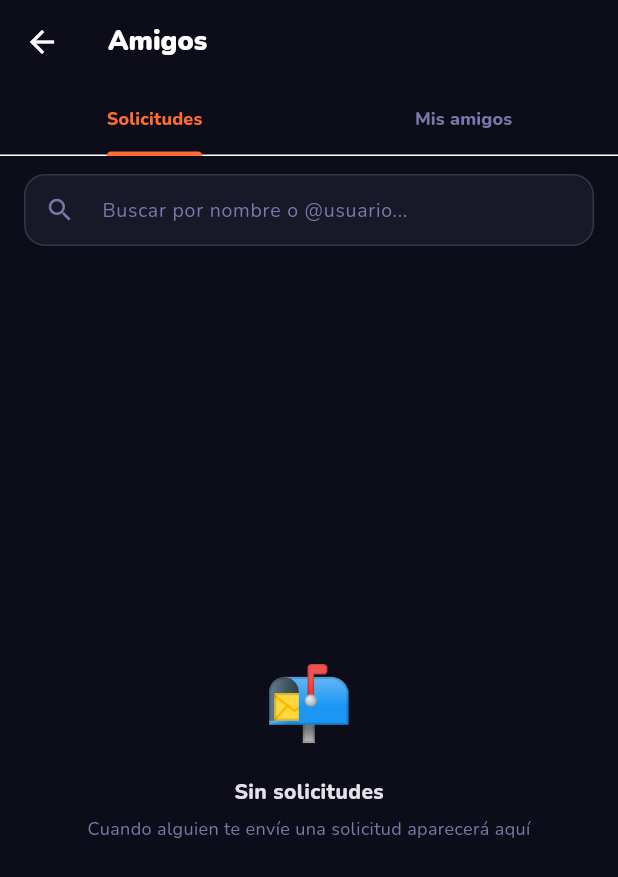
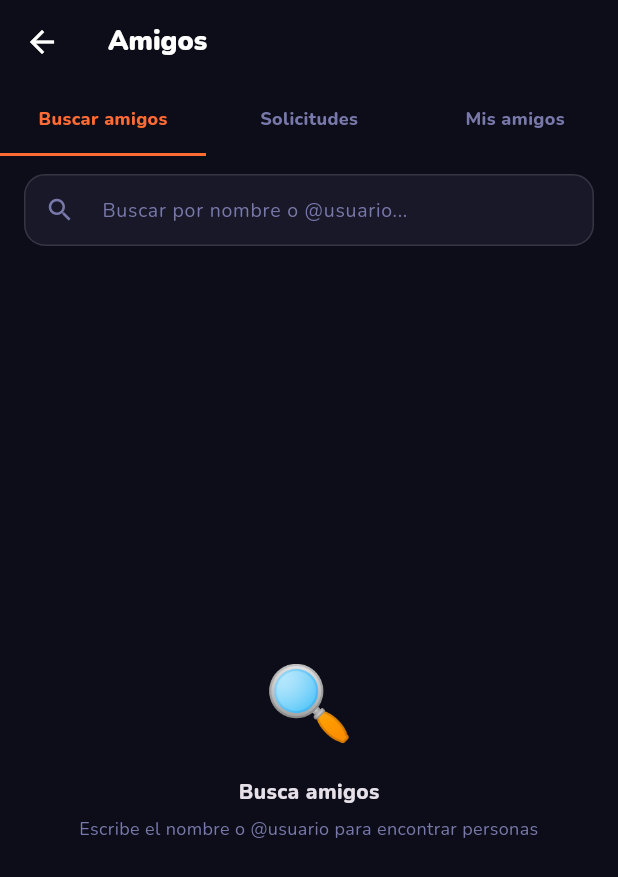
Before and after one commit to PILLIMUE-17/RetoMap_App, a Flutter app: the BuscarAmigosScreen screen opened directly, on a phone screen of 412 x 824 dp. Shown: the top 877 px of the screen. Run offline on Flutter 3.47's test engine with Material 3 defaults, Android fonts, the phone set to English and light mode, and no system bars; our stand-ins replace flutter_map, geolocator, google_fonts, image_picker, latlong2, share_plus and 1 more; accounts and stored records are empty; network calls fail.

Commit message:
Fix GPU artifacts + restore 3-tab nav in BuscarAmigos
- Disable Impeller in AndroidManifest (fixes diagonal GPU rendering
  artifacts on Android emulators that lack proper Vulkan support)
- Restore original 3-tab layout: Buscar amigos / Solicitudes / Mis amigos
- Replace TabController+TabBarView with custom _TabBtn + IndexedStack
  (no animation = no compositing-layer artifacts on tab switch)

Co-Authored-By: Claude Sonnet 4.6 <noreply@anthropic.com>

```diff
--- a/lib/screens/buscar_amigos_screen.dart
+++ b/lib/screens/buscar_amigos_screen.dart
@@ -9,44 +9,52 @@ class BuscarAmigosScreen extends StatefulWidget {
   State<BuscarAmigosScreen> createState() => _BuscarAmigosScreenState();
 }
 
-class _BuscarAmigosScreenState extends State<BuscarAmigosScreen>
-    with SingleTickerProviderStateMixin {
-  late TabController _tabCtrl;
+class _BuscarAmigosScreenState extends State<BuscarAmigosScreen> {
+  int _tabActual = 0; // 0=Buscar, 1=Solicitudes, 2=Amigos
+
+  // ── Búsqueda ──────────────────────────────────────────
   final _busquedaCtrl = TextEditingController();
-
-  // Búsqueda
+  final _focusBusqueda = FocusNode();
   List<Map<String, dynamic>> _resultados = [];
   bool _buscando = false;
   bool _busquedaActiva = false;
   Timer? _debounce;
 
-  // Solicitudes pendientes
+  // ── Solicitudes pendientes ─────────────────────────────
   List<Map<String, dynamic>> _pendientes = [];
   bool _cargandoPendientes = true;
 
-  // Mis amigos
+  // ── Mis amigos ─────────────────────────────────────────
   List<Map<String, dynamic>> _amigos = [];
   bool _cargandoAmigos = true;
 
-  // Estado de solicitudes enviadas por mí
+  // ── Estado solicitudes enviadas ───────────────────────
   final Map<int, String> _estadoSolicitud = {};
 
   @override
   void initState() {
     super.initState();
-    _tabCtrl = TabController(length: 2, vsync: this);
     _cargarPendientes();
     _cargarAmigos();
   }
 
   @override
   void dispose() {
-    _tabCtrl.dispose();
     _busquedaCtrl.dispose();
+    _focusBusqueda.dispose();
     _debounce?.cancel();
     super.dispose();
   }
 
+  void _cambiarTab(int idx) {
+    if (idx != 0) {
+      // Al salir de Buscar, cierra el teclado limpiamente
+      _focusBusqueda.unfocus();
+    }
+    setState(() => _tabActual = idx);
+  }
+
+  // ── Carga de datos ────────────────────────────────────
   Future<void> _cargarPendientes() async {
     final resp = await ApiService.get('/amistades/pendientes');
     if (!mounted) return;
@@ -65,12 +73,13 @@ class _BuscarAmigosScreenState extends State<BuscarAmigosScreen>
     setState(() {
       _cargandoAmigos = false;
       if (resp.ok && resp.data != null) {
-        _amigos = (resp.data['amigos'] as List? ?? [])
-            .cast<Map<String, dynamic>>();
+        _amigos =
+            (resp.data['amigos'] as List? ?? []).cast<Map<String, dynamic>>();
       }
     });
   }
 
+  // ── Búsqueda con debounce ─────────────────────────────
   void _onBusquedaChanged(String texto) {
     _debounce?.cancel();
     if (texto.trim().isEmpty) {
@@ -104,10 +113,10 @@ class _BuscarAmigosScreenState extends State<BuscarAmigosScreen>
     });
   }
 
+  // ── Acciones de amistad ───────────────────────────────
   Future<void> _solicitar(int userId) async {
     setState(() => _estadoSolicitud[userId] = 'enviando');
-    final resp =
-        await ApiService.post('/amistades/solicitar/$userId', {});
+    final resp = await ApiService.post('/amistades/solicitar/$userId', {});
     if (!mounted) return;
     setState(() => _estadoSolicitud[userId] = resp.ok ? 'enviada' : 'error');
     if (!resp.ok) {
@@ -118,8 +127,7 @@ class _BuscarAmigosScreenState extends State<BuscarAmigosScreen>
   }
 
   Future<void> _aceptar(int amistadId) async {
-    final resp =
-        await ApiService.put('/amistades/$amistadId/aceptar', {});
+    final resp = await ApiService.put('/amistades/$amistadId/aceptar', {});
     if (!mounted) return;
     if (resp.ok) {
       _snack('¡Ahora son amigos!');
@@ -148,6 +156,7 @@ class _BuscarAmigosScreenState extends State<BuscarAmigosScreen>
     ));
   }
 
+  // ── UI ────────────────────────────────────────────────
   @override
   Widget build(BuildContext context) {
     final pendCount = _pendientes.length;
@@ -159,65 +168,65 @@ class _BuscarAmigosScreenState extends State<BuscarAmigosScreen>
         elevation: 0,
         title: const Text('Amigos',
             style: TextStyle(fontSize: 18, fontWeight: FontWeight.w900)),
-        bottom: _busquedaActiva
-            ? null
-            : TabBar(
-                controller: _tabCtrl,
-                indicatorColor: const Color(0xFFFF6B35),
-                labelColor: const Color(0xFFFF6B35),
-                unselectedLabelColor: const Color(0xFF7878AA),
-                labelStyle: const TextStyle(
-                    fontSize: 12, fontWeight: FontWeight.w800),
-                tabs: [
-                  Tab(
-                    child: Row(
-                        mainAxisSize: MainAxisSize.min,
-                        children: [
-                          const Text('Solicitudes'),
-                          if (pendCount > 0) ...[
-                            const SizedBox(width: 5),
-                            Container(
-                              padding: const EdgeInsets.symmetric(
-                                  horizontal: 6, vertical: 2),
-                              decoration: BoxDecoration(
-                                color: const Color(0xFFFF4D4D),
-                                borderRadius: BorderRadius.circular(10),
-                              ),
-                              child: Text('$pendCount',
-                                  style: const TextStyle(
-                                      fontSize: 9,
-                                      fontWeight: FontWeight.w900,
-                                      color: Colors.white)),
-                            ),
-                          ],
+        // ── Tabs personalizados (sin TabController) ──────
+        bottom: PreferredSize(
+          preferredSize: const Size.fromHeight(48),
+          child: Container(
+            color: const Color(0xFF0D0D1A),
+            child: Row(children: [
+              _TabBtn(
+                  label: 'Buscar amigos',
+                  activo: _tabActual == 0,
+                  onTap: () => _cambiarTab(0)),
+              _TabBtn(
+                  label: 'Solicitudes',
+                  activo: _tabActual == 1,
+                  badge: pendCount > 0 ? pendCount : null,
+                  onTap: () => _cambiarTab(1)),
+              _TabBtn(
+                  label: 'Mis amigos',
+                  activo: _tabActual == 2,
+                  onTap: () => _cambiarTab(2)),
             ]),
           ),
-                  const Tab(text: 'Mis amigos'),
+        ),
+      ),
+      // ── Contenido por IndexedStack (sin animación) ────
+      body: IndexedStack(
+        index: _tabActual,
+        children: [
+          _buildBuscar(),
+          _buildSolicitudes(),
+          _buildAmigos(),
         ],
       ),
-      ),
-      body: Column(children: [
-        // ── Barra de búsqueda siempre visible ──────────
+    );
+  }
+
+  // ── Tab 0: Buscar amigos ──────────────────────────────
+  Widget _buildBuscar() {
+    return Column(children: [
       Padding(
         padding: const EdgeInsets.fromLTRB(16, 12, 16, 8),
         child: TextField(
           controller: _busquedaCtrl,
+          focusNode: _focusBusqueda,
           onChanged: _onBusquedaChanged,
           textInputAction: TextInputAction.search,
           style: const TextStyle(color: Colors.white, fontSize: 14),
           decoration: InputDecoration(
             hintText: 'Buscar por nombre o @usuario...',
-              hintStyle: const TextStyle(
-                  color: Color(0xFF7878AA), fontSize: 13),
-              prefixIcon: const Icon(Icons.search,
-                  color: Color(0xFF7878AA), size: 20),
+            hintStyle:
+                const TextStyle(color: Color(0xFF7878AA), fontSize: 13),
+            prefixIcon:
+                const Icon(Icons.search, color: Color(0xFF7878AA), size: 20),
             suffixIcon: _busquedaCtrl.text.isNotEmpty
                 ? IconButton(
                     icon: const Icon(Icons.close,
                         color: Color(0xFF7878AA), size: 18),
                     onPressed: () {
                       _busquedaCtrl.clear();
-                        FocusScope.of(context).unfocus();
+                      _focusBusqueda.unfocus();
                       setState(() {
                         _resultados = [];
                         _busquedaActiva = false;
@@ -228,43 +237,33 @@ class _BuscarAmigosScreenState extends State<BuscarAmigosScreen>
                 : null,
             filled: true,
             fillColor: const Color(0xFF181828),
-              contentPadding: const EdgeInsets.symmetric(
-                  vertical: 12, horizontal: 14),
+            contentPadding:
+                const EdgeInsets.symmetric(vertical: 12, horizontal: 14),
             border: OutlineInputBorder(
                 borderRadius: BorderRadius.circular(14),
-                  borderSide:
-                      const BorderSide(color: Color(0x20FFFFFF))),
+                borderSide: const BorderSide(color: Color(0x20FFFFFF))),
             enabledBorder: OutlineInputBorder(
                 borderRadius: BorderRadius.circular(14),
-                  borderSide:
-                      const BorderSide(color: Color(0x20FFFFFF))),
+                borderSide: const BorderSide(color: Color(0x20FFFFFF))),
             focusedBorder: OutlineInputBorder(
                 borderRadius: BorderRadius.circular(14),
-                  borderSide: const BorderSide(
-                      color: Color(0xFFFF6B35), width: 1.5)),
+                borderSide:
+                    const BorderSide(color: Color(0xFFFF6B35), width: 1.5)),
           ),
         ),
       ),
+      Expanded(child: _buildResultadosBusqueda()),
+    ]);
+  }
 
-        // ── Contenido: resultados O tabs ───────────────
-        Expanded(
-          child: _busquedaActiva
-              ? _buildResultados()
-              : TabBarView(
-                  controller: _tabCtrl,
-                  physics: const NeverScrollableScrollPhysics(),
-                  children: [
-                    _buildSolicitudes(),
-                    _buildAmigos(),
-                  ],
-                ),
-        ),
-      ]),
+  Widget _buildResultadosBusqueda() {
+    if (!_busquedaActiva) {
+      return const _EstadoVacio(
+        emoji: '🔍',
+        titulo: 'Busca amigos',
+        subtitulo: 'Escribe el nombre o @usuario para encontrar personas',
       );
     }
-
-  // ── Resultados de búsqueda ──────────────────────────
-  Widget _buildResultados() {
     if (_buscando) {
       return const Center(
           child: CircularProgressIndicator(
@@ -272,7 +271,7 @@ class _BuscarAmigosScreenState extends State<BuscarAmigosScreen>
     }
     if (_resultados.isEmpty) {
       return const _EstadoVacio(
-        emoji: '🔍',
+        emoji: '😕',
         titulo: 'Sin resultados',
         subtitulo: 'No encontramos usuarios con ese nombre o @usuario',
       );
@@ -292,7 +291,7 @@ class _BuscarAmigosScreenState extends State<BuscarAmigosScreen>
     );
   }
 
-  // ── Tab Solicitudes ─────────────────────────────────
+  // ── Tab 1: Solicitudes ────────────────────────────────
   Widget _buildSolicitudes() {
     if (_cargandoPendientes) {
       return const Center(
@@ -316,12 +315,10 @@ class _BuscarAmigosScreenState extends State<BuscarAmigosScreen>
         itemBuilder: (_, i) {
           final s = _pendientes[i];
           final amistadId = (s['id'] as num?)?.toInt() ?? 0;
-          final user =
-              s['solicitante'] as Map<String, dynamic>? ?? {};
+          final user = s['solicitante'] as Map<String, dynamic>? ?? {};
           final nombre = user['nombre'] as String? ?? 'Usuario';
           final username = user['username'] as String? ?? '';
           final ciudad = user['ciudad'] as String? ?? '';
-          final ini = _iniciales(nombre);
 
           return Container(
             margin: const EdgeInsets.only(bottom: 10),
@@ -332,7 +329,7 @@ class _BuscarAmigosScreenState extends State<BuscarAmigosScreen>
               border: Border.all(color: const Color(0x14FFFFFF)),
             ),
             child: Row(children: [
-              _Avatar(iniciales: ini, size: 44),
+              _Avatar(iniciales: _iniciales(nombre), size: 44),
               const SizedBox(width: 10),
               Expanded(
                 child: Column(
@@ -340,13 +337,11 @@ class _BuscarAmigosScreenState extends State<BuscarAmigosScreen>
                     children: [
                       Text(nombre,
                           style: const TextStyle(
-                              fontSize: 13,
-                              fontWeight: FontWeight.w700)),
+                              fontSize: 13, fontWeight: FontWeight.w700)),
                       Text(
                           '@$username${ciudad.isNotEmpty ? '  ·  $ciudad' : ''}',
                           style: const TextStyle(
-                              fontSize: 11,
-                              color: Color(0xFF7878AA))),
+                              fontSize: 11, color: Color(0xFF7878AA))),
                     ]),
               ),
               Row(children: [
@@ -358,8 +353,7 @@ class _BuscarAmigosScreenState extends State<BuscarAmigosScreen>
                     decoration: BoxDecoration(
                       color: const Color(0x15FF4D4D),
                       borderRadius: BorderRadius.circular(10),
-                      border: Border.all(
-                          color: const Color(0x40FF4D4D)),
+                      border: Border.all(color: const Color(0x40FF4D4D)),
                     ),
                     child: const Text('Rechazar',
                         style: TextStyle(
@@ -375,10 +369,8 @@ class _BuscarAmigosScreenState extends State<BuscarAmigosScreen>
                     padding: const EdgeInsets.symmetric(
                         horizontal: 10, vertical: 6),
                     decoration: BoxDecoration(
-                      gradient: const LinearGradient(colors: [
-                        Color(0xFFFF6B35),
-                        Color(0xFFFF4D88)
-                      ]),
+                      gradient: const LinearGradient(
+                          colors: [Color(0xFFFF6B35), Color(0xFFFF4D88)]),
                       borderRadius: BorderRadius.circular(10),
                     ),
                     child: const Text('Aceptar',
@@ -396,7 +388,7 @@ class _BuscarAmigosScreenState extends State<BuscarAmigosScreen>
     );
   }
 
-  // ── Tab Mis amigos ──────────────────────────────────
+  // ── Tab 2: Mis amigos ─────────────────────────────────
   Widget _buildAmigos() {
     if (_cargandoAmigos) {
       return const Center(
@@ -407,7 +399,7 @@ class _BuscarAmigosScreenState extends State<BuscarAmigosScreen>
       return const _EstadoVacio(
         emoji: '👥',
         titulo: 'Aún no tienes amigos',
-        subtitulo: 'Busca usuarios arriba y envíales una solicitud',
+        subtitulo: 'Busca usuarios en la pestaña "Buscar amigos"',
       );
     }
     return RefreshIndicator(
@@ -428,11 +420,10 @@ class _BuscarAmigosScreenState extends State<BuscarAmigosScreen>
           final ciudad = u['ciudad_usuario'] as String? ??
               u['ciudad'] as String? ??
               '';
-          final xp = (u['xp_total_usuario'] as num? ??
-                  u['xp_total'] as num?)
+          final xp =
+              (u['xp_total_usuario'] as num? ?? u['xp_total'] as num?)
                   ?.toInt() ??
                   0;
-          final ini = _iniciales(nombre);
 
           return Container(
             margin: const EdgeInsets.only(bottom: 10),
@@ -443,7 +434,7 @@ class _BuscarAmigosScreenState extends State<BuscarAmigosScreen>
               border: Border.all(color: const Color(0x14FFFFFF)),
             ),
             child: Row(children: [
-              _Avatar(iniciales: ini, size: 44),
+              _Avatar(iniciales: _iniciales(nombre), size: 44),
               const SizedBox(width: 10),
               Expanded(
                 child: Column(
@@ -451,23 +442,20 @@ class _BuscarAmigosScreenState extends State<BuscarAmigosScreen>
                     children: [
                       Text(nombre,
                           style: const TextStyle(
-                              fontSize: 13,
-                              fontWeight: FontWeight.w700)),
+                              fontSize: 13, fontWeight: FontWeight.w700)),
                       Text(
                           '@$username${ciudad.isNotEmpty ? '  ·  $ciudad' : ''}',
                           style: const TextStyle(
-                              fontSize: 11,
-                              color: Color(0xFF7878AA))),
+                              fontSize: 11, color: Color(0xFF7878AA))),
                     ]),
               ),
               Container(
-                padding: const EdgeInsets.symmetric(
-                    horizontal: 8, vertical: 4),
+                padding:
+                    const EdgeInsets.symmetric(horizontal: 8, vertical: 4),
                 decoration: BoxDecoration(
                   color: const Color(0x1AFFD93D),
                   borderRadius: BorderRadius.circular(10),
-                  border:
-                      Border.all(color: const Color(0x66FFD93D)),
+                  border: Border.all(color: const Color(0x66FFD93D)),
                 ),
                 child: Text(
                     '⚡ ${xp >= 1000 ? '${(xp / 1000).toStringAsFixed(1)}k' : '$xp'} XP',
@@ -489,6 +477,75 @@ class _BuscarAmigosScreenState extends State<BuscarAmigosScreen>
         .take(2)
         .map((w) => w.isNotEmpty ? w[0].toUpperCase() : '')
         .join();
+  }
+}
+
+// ── Botón de tab personalizado ─────────────────────────────
+
+class _TabBtn extends StatelessWidget {
+  final String label;
+  final bool activo;
+  final int? badge;
+  final VoidCallback onTap;
+
+  const _TabBtn({
+    required this.label,
+    required this.activo,
+    required this.onTap,
+    this.badge,
+  });
+
+  @override
+  Widget build(BuildContext context) {
+    return Expanded(
+      child: GestureDetector(
+        onTap: onTap,
+        behavior: HitTestBehavior.opaque,
+        child: Container(
+          height: 48,
+          decoration: BoxDecoration(
+            border: Border(
+              bottom: BorderSide(
+                color: activo
+                    ? const Color(0xFFFF6B35)
+                    : Colors.transparent,
+                width: 2,
+              ),
+            ),
+          ),
+          child: Center(
+            child: Row(mainAxisSize: MainAxisSize.min, children: [
+              Text(
+                label,
+                style: TextStyle(
+                  fontSize: 12,
+                  fontWeight: FontWeight.w800,
+                  color: activo
+                      ? const Color(0xFFFF6B35)
+                      : const Color(0xFF7878AA),
+                ),
+              ),
+              if (badge != null) ...[
+                const SizedBox(width: 5),
+                Container(
+                  padding: const EdgeInsets.symmetric(
+                      horizontal: 6, vertical: 2),
+                  decoration: BoxDecoration(
+                    color: const Color(0xFFFF4D4D),
+                    borderRadius: BorderRadius.circular(10),
+                  ),
+                  child: Text('$badge',
+                      style: const TextStyle(
+                          fontSize: 9,
+                          fontWeight: FontWeight.w900,
+                          color: Colors.white)),
+                ),
+              ],
+            ]),
+          ),
+        ),
+      ),
+    );
   }
 }
 
@@ -576,14 +633,10 @@ class _UsuarioCard extends StatelessWidget {
 
   @override
   Widget build(BuildContext context) {
-    final nombre =
-        usuario['nombre_usuario'] as String? ?? 'Usuario';
-    final username =
-        usuario['username_usuario'] as String? ?? '';
-    final ciudad =
-        usuario['ciudad_usuario'] as String? ?? '';
-    final xp =
-        (usuario['xp_total_usuario'] as num?)?.toInt() ?? 0;
+    final nombre = usuario['nombre_usuario'] as String? ?? 'Usuario';
+    final username = usuario['username_usuario'] as String? ?? '';
+    final ciudad = usuario['ciudad_usuario'] as String? ?? '';
+    final xp = (usuario['xp_total_usuario'] as num?)?.toInt() ?? 0;
     final palabras = nombre.trim().split(' ');
     final ini = palabras
         .take(2)
@@ -673,8 +726,7 @@ class _BtnAgregar extends StatelessWidget {
           borderRadius: BorderRadius.circular(10),
         ),
         child: const Row(mainAxisSize: MainAxisSize.min, children: [
-          Icon(Icons.person_add_outlined,
-              size: 14, color: Colors.white),
+          Icon(Icons.person_add_outlined, size: 14, color: Colors.white),
           SizedBox(width: 4),
           Text('Agregar',
               style: TextStyle(
```
Also changed, not shown: 1 other file. Lines whose indentation alone changed are shown as unchanged.
